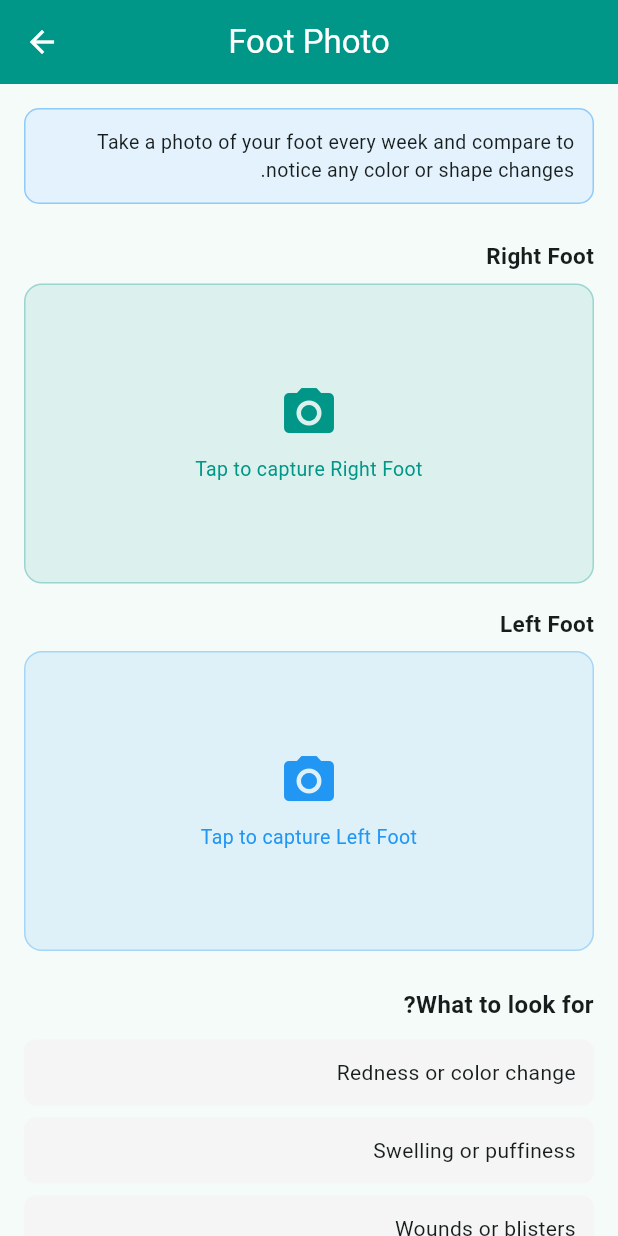
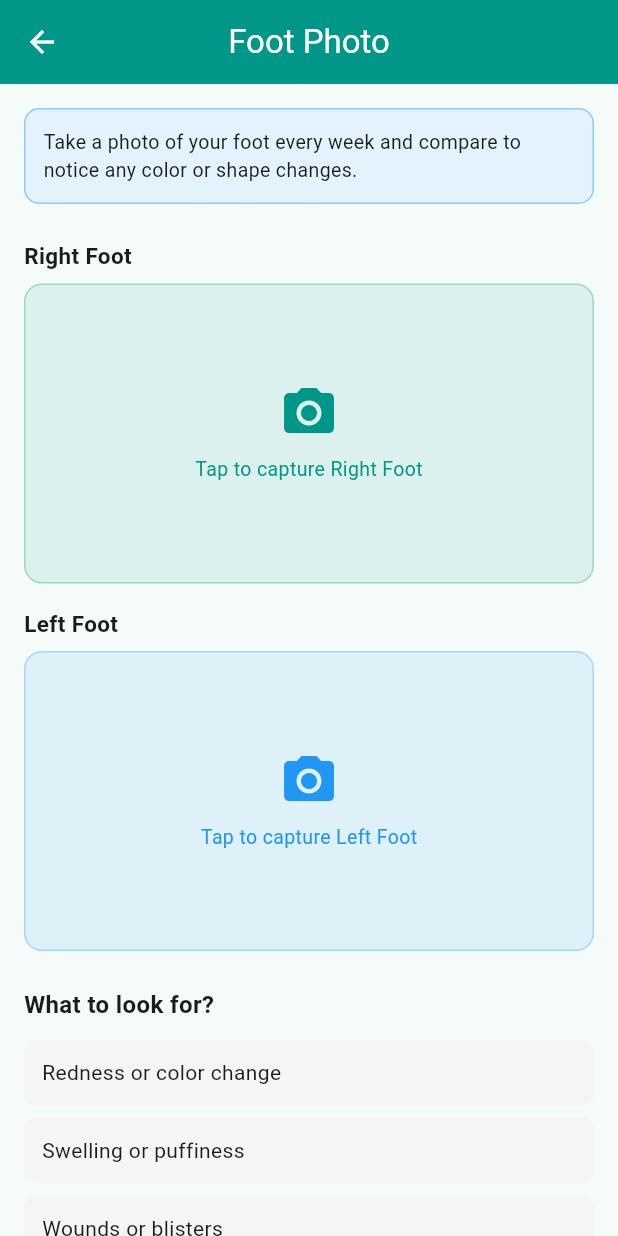
Before and after one commit to marwanmahmoud862010-max/diabetic-foot-app, a Flutter app: the PhotoScreen screen opened directly, on a phone screen of 412 x 824 dp. Run offline on Flutter 3.47's test engine with Material 3 defaults, Android fonts, the phone set to English and light mode, and no system bars; our stand-ins replace firebase_auth, firebase_core, flutter_dotenv, flutter_local_notifications, image_picker, pdf and 2 more; accounts and stored records are empty.

Commit message:
fix: RTL layout, doctor label translation, remove unused assets

```diff
--- a/lib/doctor_avatar.dart
+++ b/lib/doctor_avatar.dart
@@ -1,4 +1,5 @@
 import 'package:flutter/material.dart';
+import 'language_service.dart';
 
 class DoctorAvatar extends StatelessWidget {
   final double size;
@@ -47,7 +48,7 @@ class DoctorAvatar extends StatelessWidget {
         ),
         const SizedBox(height: 2),
         Text(
-          label ?? 'Dr.',
+          label ?? LanguageService.t('doctor_label'),
           style: TextStyle(
             fontSize: 10,
             color: Colors.grey.shade600,
--- a/lib/history_screen.dart
+++ b/lib/history_screen.dart
@@ -123,7 +123,7 @@ class _HistoryScreenState extends State<HistoryScreen> {
                     key: ValueKey('${item['date']}_$index'),
                     direction: DismissDirection.endToStart,
                     background: Container(
-                      alignment: Alignment.centerRight,
+                      alignment: AlignmentDirectional.centerEnd,
                       padding: const EdgeInsets.only(right: 20),
                       decoration: BoxDecoration(
                         color: Colors.red,
--- a/lib/language_service.dart
+++ b/lib/language_service.dart
@@ -251,6 +251,7 @@ class LanguageService {
     'whatsapp_sent': {'ar': 'تم فتح واتساب', 'en': 'WhatsApp opened', 'fr': 'WhatsApp ouvert'},
     'no_doctor_number': {'ar': 'لا يوجد رقم دكتور. أضف رقم الدكتور أولاً من تعديل البيانات.', 'en': 'No doctor number. Add a doctor\'s number in Edit Profile first.', 'fr': 'Pas de numéro de médecin. Ajoutez d\'abord un numéro dans Modifier le profil.'},
     'doctor_contact': {'ar': 'بيانات التواصل مع الدكتور', 'en': 'Doctor Contact', 'fr': 'Contact du médecin'},
+    'doctor_label': {'ar': 'دكتور', 'en': 'Dr.', 'fr': 'Dr.'},
     'report_copyright': {'ar': 'تم الإنشاء بواسطة', 'en': 'Generated by', 'fr': 'Généré par'},
     'report_recommendations': {'ar': 'التوصيات الطبية', 'en': 'Medical Recommendations', 'fr': 'Recommandations Médicales'},
     'login_title': {'ar': 'تسجيل الدخول', 'en': 'Sign In', 'fr': 'Connexion'},
--- a/lib/login_screen.dart
+++ b/lib/login_screen.dart
@@ -125,7 +125,7 @@ class _LoginScreenState extends State<LoginScreen> {
                 ),
                 const SizedBox(height: 8),
                 Align(
-                  alignment: Alignment.centerRight,
+                  alignment: AlignmentDirectional.centerEnd,
                   child: TextButton(
                     onPressed: () => Navigator.push(context, MaterialPageRoute(builder: (_) => const ForgotPasswordScreen())),
                     child: Text(LanguageService.t('forgot_password'),
--- a/lib/photo_screen.dart
+++ b/lib/photo_screen.dart
@@ -141,7 +141,7 @@ class _PhotoScreenState extends State<PhotoScreen> {
         foregroundColor: Colors.white,
       ),
       body: Directionality(
-        textDirection: TextDirection.rtl,
+        textDirection: LanguageService.isRTL ? TextDirection.rtl : TextDirection.ltr,
         child: _loading
             ? const Center(child: CircularProgressIndicator())
             : Stack(
```
Also changed, not shown: assets/guard_logo.png (deleted), assets/step_logo.jpg (deleted).
